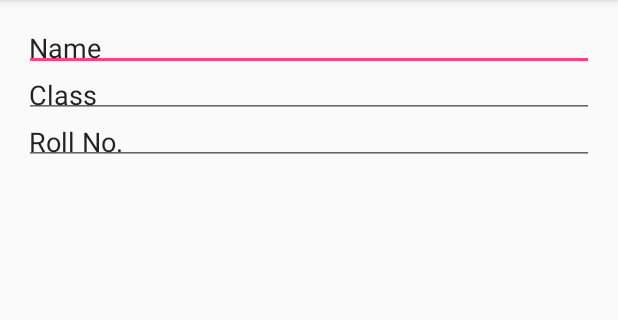
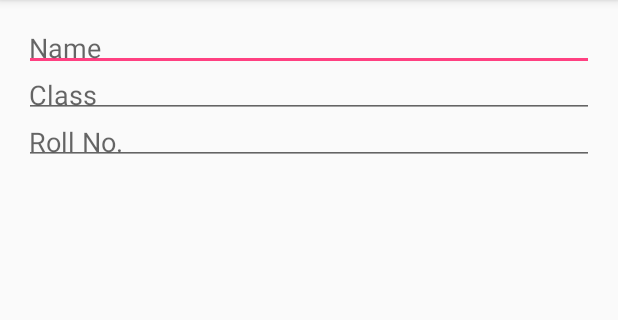
Before and after one commit to keshavtiwari/ReportGenerata, an Android app: the addItemActivity screen opened directly, with no data from a screen before it, on a phone screen of 412 x 824 dp, the part 84-404 px from its top. Run offline under Robolectric (Android 15) with nearby library versions, the phone set to English and light mode, and no system bars.

```diff
--- a/ReportGenerata2/app/src/main/java/com/example/android/reportgenerata/addItemActivity.java
+++ b/ReportGenerata2/app/src/main/java/com/example/android/reportgenerata/addItemActivity.java
@@ -9,7 +9,8 @@ import android.widget.TextView;
 import java.util.ArrayList;
 
 public class addItemActivity extends AppCompatActivity  {
-    TextView tv;
+    EditText tv;
+    ArrayList<EditText> t;
     @Override
     protected void onCreate(Bundle savedInstanceState) {
         super.onCreate(savedInstanceState);
@@ -18,12 +19,16 @@ public class addItemActivity extends AppCompatActivity  {
         s.add("Name");
         s.add("Class");
         s.add("Roll No.");
+        t=new ArrayList<>();
         LinearLayout ll = (LinearLayout)findViewById(R.id.activity_add_item);
         for(int i=0;i<s.size();i++){
          tv= new EditText(this);
-         tv.setText(s.get(i));
+         tv.setHint(s.get(i));
          tv.setPadding(5,5,5,5);
+         tv.setMaxLines(1);
 
-        ll.addView(tv);}
+         t.add(tv);
+
+        ll.addView(t.get(i));}
     }
 }
```
